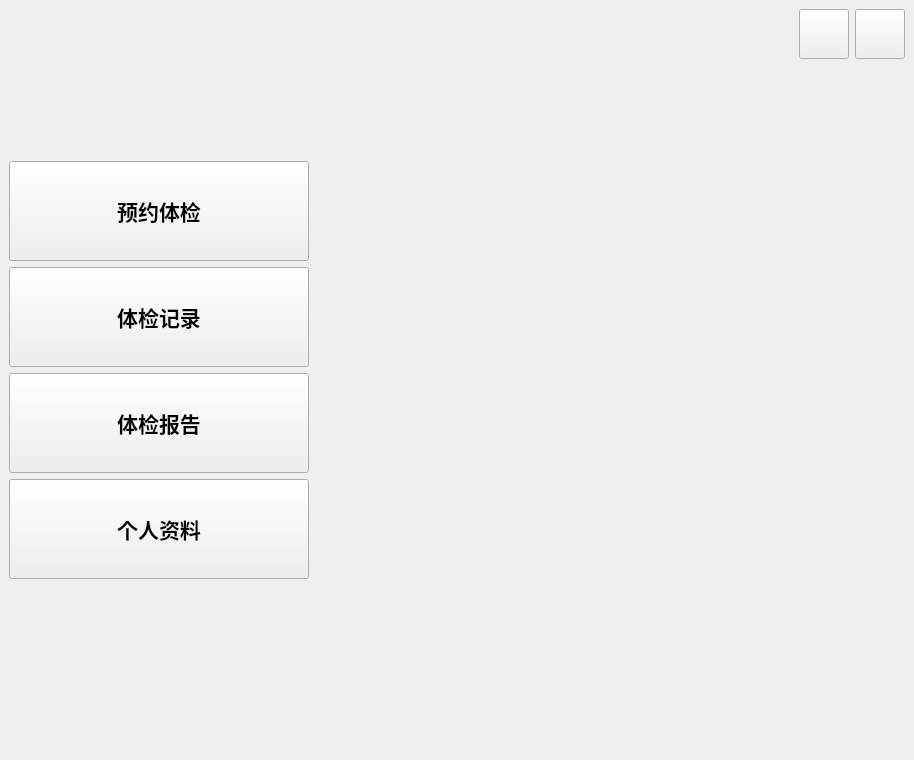
The window that PEIS_Client/usermainwindow.ui (ooohhhj/PEIS) describes before a commit, drawn with Qt 5.
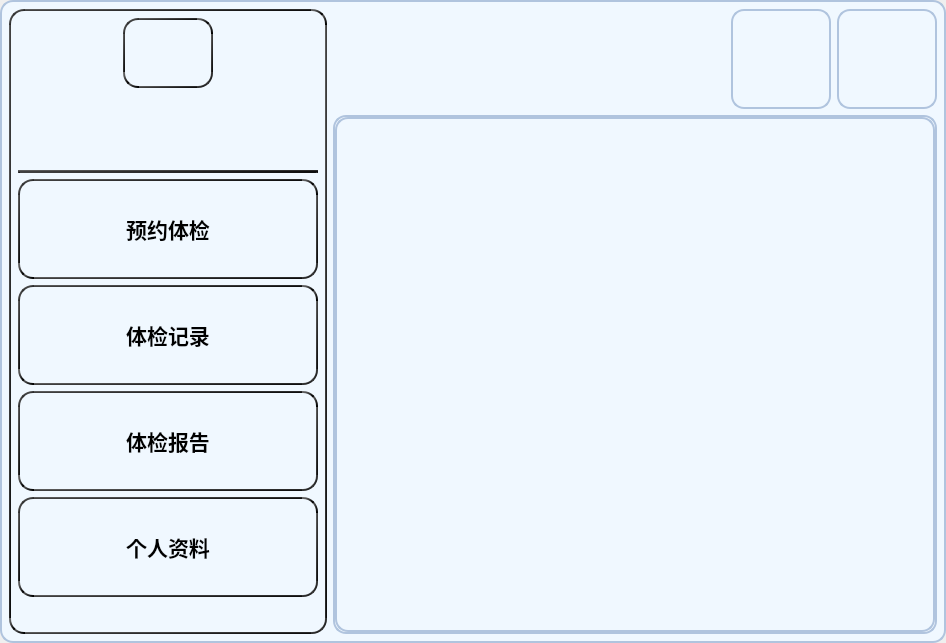
The same window after the commit. Icons and pictures are not drawn.

```diff
--- a/PEIS_Client/usermainwindow.ui
+++ b/PEIS_Client/usermainwindow.ui
@@ -6,18 +6,31 @@
    <rect>
     <x>0</x>
     <y>0</y>
-    <width>914</width>
-    <height>760</height>
+    <width>946</width>
+    <height>643</height>
    </rect>
   </property>
   <property name="windowTitle">
    <string>MainWindow</string>
   </property>
   <widget class="QWidget" name="centralwidget">
+   <property name="styleSheet">
+    <string notr="true">background-color: #F0F8FF;
+border: 2px solid #B0C4DE;
+border-radius: 13px;
+box-shadow: inset 4px 4px 10px rgba(0, 0, 0, 0.1);</string>
+   </property>
    <layout class="QGridLayout" name="gridLayout">
     <item row="0" column="0">
      <layout class="QHBoxLayout" name="horizontalLayout_4">
       <item>
+       <widget class="QWidget" name="widget" native="true">
+        <property name="styleSheet">
+         <string notr="true">border: 2px solid qlineargradient(x1: 0, y1: 0, x2: 1, y2: 1,stop: 0 #696969, stop: 1 #000000);
+border-radius: 15px;
+box-shadow: 5px 5px 15px rgba(0, 0, 0, 0.5);
+padding: 10px;</string>
+        </property>
        <layout class="QVBoxLayout" name="verticalLayout_5">
         <item>
          <layout class="QVBoxLayout" name="verticalLayout_3">
@@ -116,16 +129,26 @@
              <widget class="QLabel" name="usernameLabel">
               <property name="minimumSize">
                <size>
-                <width>90</width>
+                 <width>150</width>
                 <height>70</height>
                </size>
               </property>
               <property name="maximumSize">
                <size>
-                <width>90</width>
+                 <width>150</width>
                 <height>70</height>
                </size>
               </property>
+               <property name="font">
+                <font>
+                 <family>Agency FB</family>
+                 <pointsize>12</pointsize>
+                </font>
+               </property>
+               <property name="styleSheet">
+                <string notr="true">background-color: transparent;
+border: none;</string>
+               </property>
               <property name="text">
                <string/>
               </property>
@@ -151,6 +174,19 @@
           </item>
          </layout>
         </item>
+         <item>
+          <widget class="QFrame" name="frame">
+           <property name="frameShape">
+            <enum>QFrame::HLine</enum>
+           </property>
+           <property name="frameShadow">
+            <enum>QFrame::Plain</enum>
+           </property>
+           <property name="lineWidth">
+            <number>20</number>
+           </property>
+          </widget>
+         </item>
         <item>
          <layout class="QVBoxLayout" name="verticalLayout_2">
           <item>
@@ -175,6 +211,16 @@
               <bold>true</bold>
              </font>
             </property>
+             <property name="styleSheet">
+              <string notr="true"> QPushButton:hover {
+    background-color: #87CEEB;
+    border-color: #1E90FF;
+    }
+ QPushButton:pressed {
+    background-color: #4682B4;
+    border-color: #1C86EE;
+    }</string>
+             </property>
             <property name="text">
              <string>预约体检</string>
             </property>
@@ -317,6 +363,7 @@
          </layout>
         </item>
        </layout>
+       </widget>
       </item>
       <item>
        <layout class="QVBoxLayout" name="verticalLayout_4">
@@ -341,14 +388,14 @@
              <widget class="QPushButton" name="noticeButton">
               <property name="minimumSize">
                <size>
-                <width>50</width>
-                <height>50</height>
+                <width>100</width>
+                <height>100</height>
                </size>
               </property>
               <property name="maximumSize">
                <size>
-                <width>50</width>
-                <height>50</height>
+                <width>100</width>
+                <height>100</height>
                </size>
               </property>
               <property name="text">
@@ -360,8 +407,8 @@
               </property>
               <property name="iconSize">
                <size>
-                <width>30</width>
-                <height>30</height>
+                <width>50</width>
+                <height>50</height>
                </size>
               </property>
              </widget>
@@ -370,14 +417,14 @@
              <widget class="QPushButton" name="exitButton">
               <property name="minimumSize">
                <size>
-                <width>50</width>
-                <height>50</height>
+                <width>100</width>
+                <height>100</height>
                </size>
               </property>
               <property name="maximumSize">
                <size>
-                <width>50</width>
-                <height>50</height>
+                <width>100</width>
+                <height>100</height>
                </size>
               </property>
               <property name="text">
@@ -389,8 +436,8 @@
               </property>
               <property name="iconSize">
                <size>
-                <width>30</width>
-                <height>30</height>
+                <width>50</width>
+                <height>50</height>
                </size>
               </property>
              </widget>
```
Left out of the diff: 2 changed lines with no effect on the pictures. Lines whose indentation alone changed are shown as unchanged.
